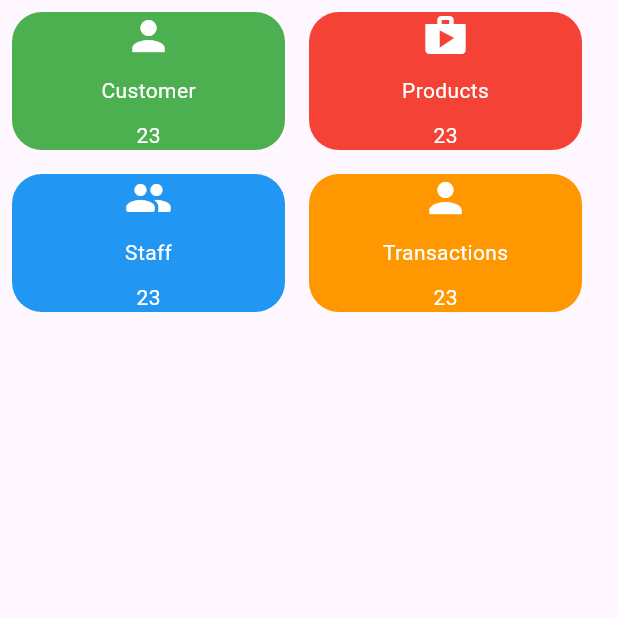
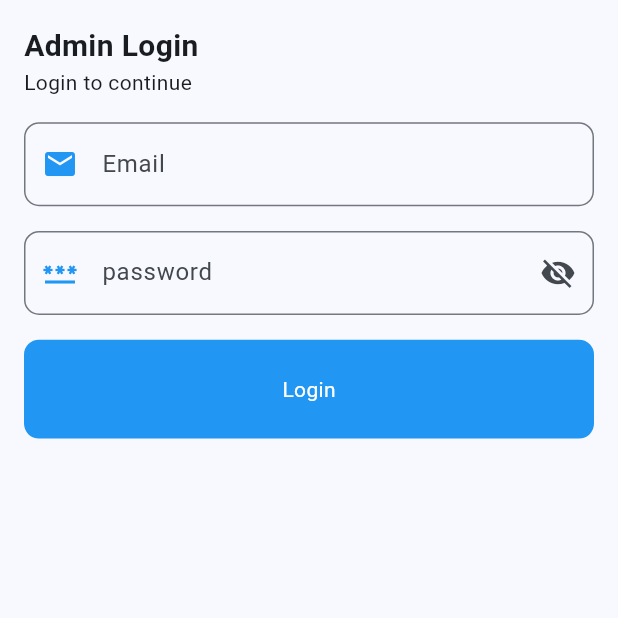
Before and after one commit to ShahbazAlvi/call_logs_admin_app, a Flutter app: the screen it shows after launch, on a phone screen of 412 x 824 dp, the top half of it. Run offline on Flutter 3.47's test engine with Material 3 defaults, Android fonts, the phone set to English and light mode, and no system bars.

Commit message:
new dev shahbaz branch auths

```diff
--- /dev/null
+++ b/lib/View/Auths/Login_screen.dart
@@ -0,0 +1,40 @@
+import 'package:flutter/material.dart';
+import 'package:infinity/compoents/AppButton.dart';
+import 'package:infinity/compoents/AppTextfield.dart';
+
+class LoginScreen extends StatefulWidget {
+  const LoginScreen({super.key});
+
+  @override
+  State<LoginScreen> createState() => _LoginScreenState();
+}
+
+class _LoginScreenState extends State<LoginScreen> {
+  TextEditingController emailController=TextEditingController();
+  TextEditingController passwordController=TextEditingController();
+  @override
+  Widget build(BuildContext context) {
+    final screenHeight=MediaQuery.of(context).size.height;
+    final screenWidth=MediaQuery.of(context).size.width;
+    return Scaffold(
+      body: SafeArea(
+        child: Padding(
+          padding: const EdgeInsets.all(16.0),
+          child: Column(
+            crossAxisAlignment: CrossAxisAlignment.start,
+            children: [
+              Text('Admin Login',style: TextStyle(fontSize: 20,fontWeight: FontWeight.bold),),
+              Text("Login to continue"),
+              SizedBox(height: screenHeight*0.02,),
+              AppTextField(controller: emailController, label: 'Email',icon: Icons.email,),
+              SizedBox(height: screenHeight*0.02,),
+              AppTextField(controller: passwordController, label: 'password',icon: Icons.password,icons: Icons.visibility_off,),
+              SizedBox(height: screenHeight*0.02,),
+              AppButton(title: 'Login', press: (){}, width: double.infinity)
+            ],
+          ),
+        ),
+      ),
+    );
+  }
+}
--- /dev/null
+++ b/lib/compoents/AppButton.dart
@@ -0,0 +1,31 @@
+import 'package:flutter/material.dart';
+
+class AppButton extends StatelessWidget {
+  final String title;
+  final Function() press;
+  final double width;
+  const AppButton({super.key,
+    required this.title,
+    required this.press,
+    required this.width});
+
+  @override
+  Widget build(BuildContext context) {
+    final screenHeight=MediaQuery.of(context).size.height;
+    final screenWidget=MediaQuery.of(context).size.width;
+
+    return InkWell(
+      onTap:press,
+      child: Container(
+        height:screenHeight*0.08,
+        width: width ?? double.infinity,
+        decoration:  BoxDecoration(
+          color: Colors.blue,
+          borderRadius: BorderRadius.circular(10),
+
+        ),
+        child: Center(child: Text(title,style: TextStyle(color: Colors.white),)),
+      ),
+    );
+  }
+}
--- /dev/null
+++ b/lib/compoents/AppTextfield.dart
@@ -0,0 +1,45 @@
+import 'package:flutter/material.dart';
+
+class AppTextField extends StatefulWidget {
+  final TextEditingController controller;
+  final String label;
+  final TextInputType? keyboardType;
+  final IconData? icon;
+  final IconData? icons;
+  final VoidCallback? onToggleVisibility;
+  const AppTextField({super.key,
+    required this.controller,
+    required this.label,
+    this.keyboardType,
+    this.icon, this.icons,
+    this.onToggleVisibility});
+
+  @override
+  State<AppTextField> createState() => _AppTextFieldState();
+}
+
+class _AppTextFieldState extends State<AppTextField> {
+  @override
+  Widget build(BuildContext context) {
+    return Container(
+      decoration: BoxDecoration(
+        borderRadius: BorderRadius.circular(10)
+      ),
+      child: TextFormField(
+        controller: widget.controller,
+        keyboardType: widget.keyboardType,
+        decoration: InputDecoration(
+          hintText: widget.label,
+            prefixIcon: widget.icon != null ? Icon(widget.icon, color: Colors.blue) : null,
+          suffixIcon: widget.icons!=null?IconButton(onPressed: widget.onToggleVisibility, icon: Icon(widget.icons)):null,
+          border: OutlineInputBorder(
+              borderRadius: BorderRadius.circular(10),
+            borderSide: const BorderSide(color: Colors.grey, width: 1.5),),
+
+        ),
+
+
+      ),
+    );
+  }
+}
--- a/lib/main.dart
+++ b/lib/main.dart
@@ -1,4 +1,5 @@
 import 'package:flutter/material.dart';
+import 'package:infinity/View/Auths/Login_screen.dart';
 import 'package:infinity/View/home/dashboard_screen.dart';
 
 void main() {
@@ -16,9 +17,9 @@ class MyApp extends StatelessWidget {
       title: 'Flutter Demo',
       theme: ThemeData(
 
-        colorScheme: ColorScheme.fromSeed(seedColor: Colors.deepPurple),
+        colorScheme: ColorScheme.fromSeed(seedColor: Colors.blue),
       ),
-      home: DashboardScreen()
+      home: LoginScreen()
     );
   }
 }
```
Also changed, not shown: lib/View/Auths/Register_screen.dart (added).
